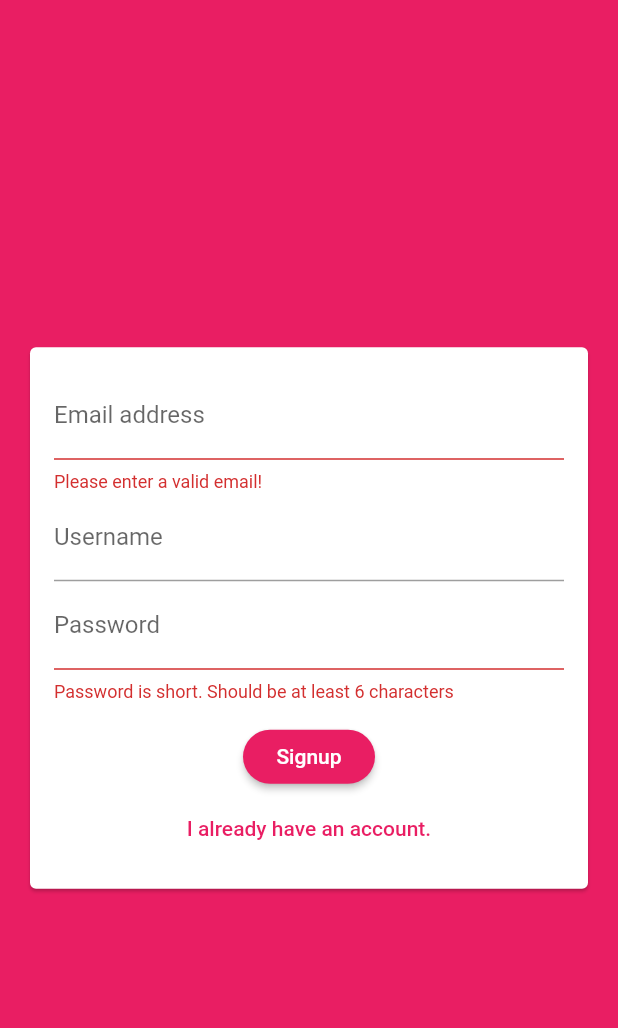
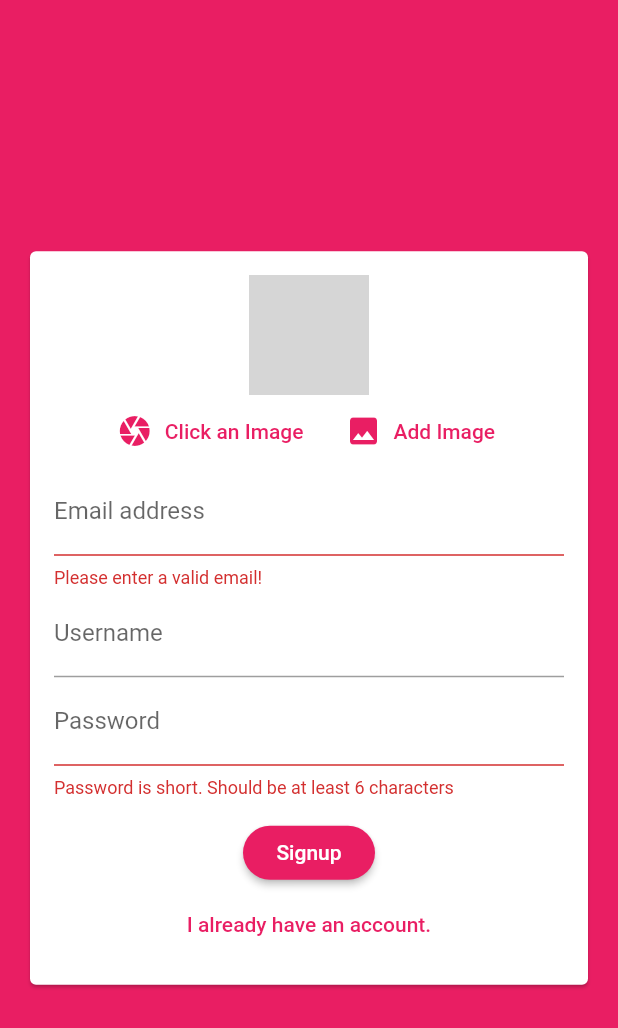
Before and after one commit to nikunjsaraf-oss/chatter, a Flutter app: the screen it shows after launch, after a tap on "Login", after a tap on "Create new account", on a phone screen of 412 x 824 dp. Shown: the top 1028 px of the screen. Run offline on Flutter 3.47's test engine with Material 2 defaults, Android fonts, the phone set to English and light mode, and no system bars; our stand-ins replace cloud_firestore, firebase_auth, image_picker; accounts and stored records are empty; network calls fail; grey boxes are pictures that could not be loaded.

Commit message:
Add image picker

```diff
--- a/lib/widgets/auth/auth_form_widget.dart
+++ b/lib/widgets/auth/auth_form_widget.dart
@@ -1,8 +1,14 @@
+import 'package:chatter/widgets/auth/user_image.dart';
 import 'package:flutter/material.dart';
 
 class AuthForm extends StatefulWidget {
-  final void Function(String email, String password, String userName,
-      bool isLogin, BuildContext context) submitFunction;
+  final void Function(
+    String email,
+    String password,
+    String userName,
+    bool isLogin,
+    BuildContext context,
+  ) submitFunction;
   final bool isLoading;
   AuthForm(this.submitFunction, this.isLoading);
   @override
@@ -51,6 +57,7 @@ class _AuthFormState extends State<AuthForm> {
             child: Column(
               mainAxisSize: MainAxisSize.min,
               children: [
+                if (!_isLogin) UserImage(),
                 TextFormField(
                   key: ValueKey('email'),
                   validator: (value) {
--- /dev/null
+++ b/lib/widgets/auth/user_image.dart
@@ -0,0 +1,56 @@
+import 'dart:io';
+
+import 'package:flutter/material.dart';
+import 'package:image_picker/image_picker.dart';
+
+class UserImage extends StatefulWidget {
+  @override
+  _UserImageState createState() => _UserImageState();
+}
+
+class _UserImageState extends State<UserImage> {
+  File _pickedImage;
+  void pickImage(ImageSource imageSource) async {
+    final File image = await ImagePicker.pickImage(source: imageSource);
+    setState(() {
+      _pickedImage = image;
+    });
+  }
+
+  @override
+  Widget build(BuildContext context) {
+    return Column(
+      children: [
+        CircleAvatar(
+          backgroundColor: Colors.white,
+          backgroundImage: _pickedImage == null
+              ? NetworkImage(
+                  'https://cdn3.iconfinder.com/data/icons/user-actions-9/128/user_action_set_2_final-01-512.png')
+              : FileImage(_pickedImage),
+          radius: 40,
+        ),
+        Row(
+          mainAxisAlignment: MainAxisAlignment.center,
+          children: [
+            FlatButton.icon(
+              textColor: Theme.of(context).primaryColor,
+              icon: Icon(Icons.camera),
+              onPressed: () {
+                pickImage(ImageSource.camera);
+              },
+              label: Text('Click an Image'),
+            ),
+            FlatButton.icon(
+              textColor: Theme.of(context).primaryColor,
+              icon: Icon(Icons.image),
+              onPressed: () {
+                pickImage(ImageSource.gallery);
+              },
+              label: Text('Add Image'),
+            ),
+          ],
+        ),
+      ],
+    );
+  }
+}
--- a/pubspec.yaml
+++ b/pubspec.yaml
@@ -30,6 +30,7 @@ dependencies:
   cupertino_icons: ^1.0.0
   cloud_firestore: 0.13.5
   firebase_auth: 0.16.1
+  image_picker: 0.6.5+3
 
 dev_dependencies:
   flutter_test:
```
Also changed, not shown: pubspec.lock.
